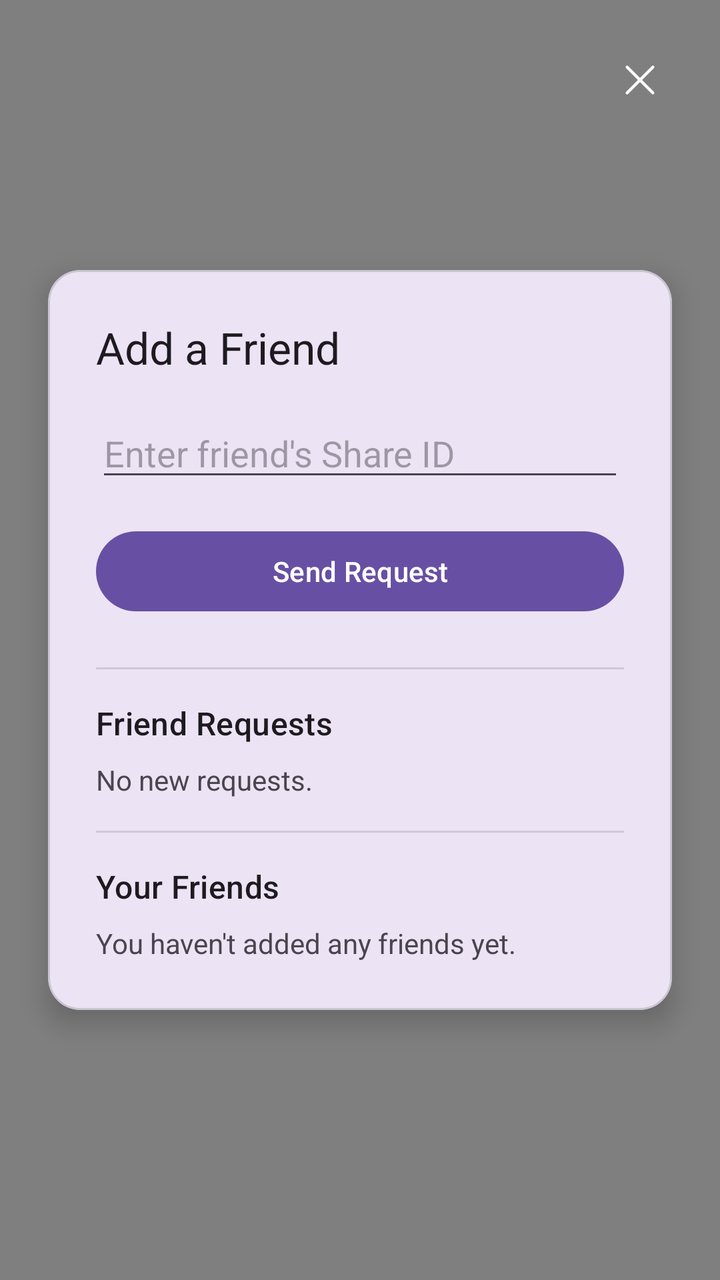
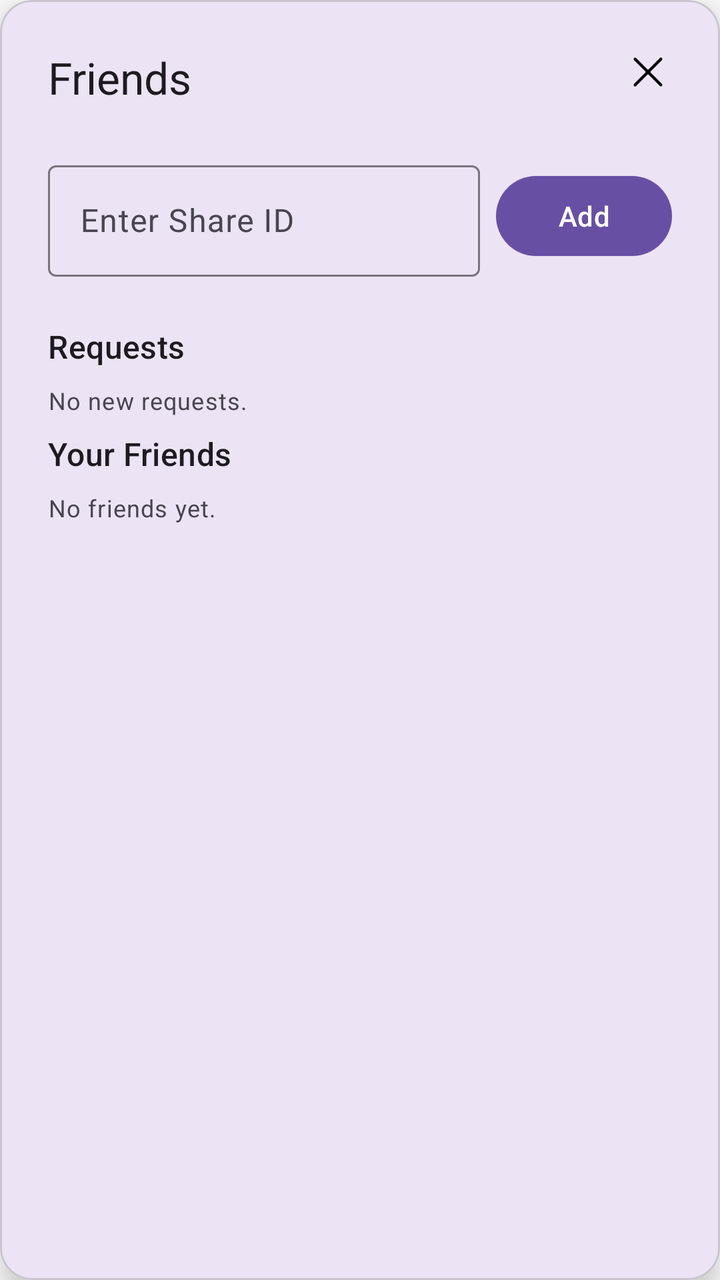

Compare the two renders of this Android layout. The source of the first and the diff that turns it into the second are given below.
<!-- AndroidManifest.xml: activity theme Theme.TodoJava.DialogActivity -->
<!-- res/layout/activity_friends.xml -->
<?xml version="1.0" encoding="utf-8"?>
<FrameLayout
    xmlns:android="http://schemas.android.com/apk/res/android"
    xmlns:app="http://schemas.android.com/apk/res-auto"
    xmlns:tools="http://schemas.android.com/tools"
    android:layout_width="match_parent"
    android:layout_height="match_parent"
    android:background="#80000000"
    tools:context=".Friends.FriendsActivity">

    
    <com.google.android.material.card.MaterialCardView
        android:layout_width="match_parent"
        android:layout_height="wrap_content"
        android:layout_gravity="center"
        android:layout_margin="24dp"
        app:cardCornerRadius="16dp"
        app:cardElevation="8dp">

        
        <LinearLayout
            android:layout_width="match_parent"
            android:layout_height="wrap_content"
            android:orientation="vertical"
            android:padding="24dp">

            
            

            
            <TextView
                android:layout_width="wrap_content"
                android:layout_height="wrap_content"
                android:text="Add a Friend"
                android:textAppearance="@style/TextAppearance.Material3.TitleLarge"
                android:layout_marginBottom="16dp"/>

            <EditText
                android:id="@+id/editTextShareId"
                android:layout_width="match_parent"
                android:layout_height="wrap_content"
                android:hint="Enter friend's Share ID"
                android:inputType="textCapCharacters"
                android:maxLines="1" />

            <Button
                android:id="@+id/buttonAddFriend"
                android:layout_width="match_parent"
                android:layout_height="wrap_content"
                android:layout_marginTop="16dp"
                android:text="Send Request"/>

            
            <View
                android:layout_width="match_parent"
                android:layout_height="1dp"
                android:background="?android:attr/listDivider"
                android:layout_marginTop="24dp"
                android:layout_marginBottom="16dp"/>

            
            <TextView
                android:layout_width="wrap_content"
                android:layout_height="wrap_content"
                android:text="Friend Requests"
                android:textAppearance="@style/TextAppearance.Material3.TitleMedium"
                android:layout_marginBottom="8dp"/>

            
            <androidx.recyclerview.widget.RecyclerView
                android:id="@+id/requestsRecyclerView"
                android:layout_width="match_parent"
                android:layout_height="wrap_content"
                android:maxHeight="200dp"
                android:visibility="gone"
                tools:listitem="@layout/friend_request_item"
                tools:visibility="visible"
                tools:itemCount="1"/>

            <TextView
                android:id="@+id/tvNoRequests"
                android:layout_width="wrap_content"
                android:layout_height="wrap_content"
                android:text="No new requests."
                android:textColor="?android:attr/textColorSecondary"/>

            
            <View
                android:layout_width="match_parent"
                android:layout_height="1dp"
                android:background="?android:attr/listDivider"
                android:layout_marginTop="16dp"
                android:layout_marginBottom="16dp"/>

            
            <TextView
                android:layout_width="wrap_content"
                android:layout_height="wrap_content"
                android:text="Your Friends"
                android:textAppearance="@style/TextAppearance.Material3.TitleMedium"
                android:layout_marginBottom="8dp"/>

            
            <androidx.recyclerview.widget.RecyclerView
                android:id="@+id/friendsRecyclerView"
                android:layout_width="match_parent"
                android:layout_height="wrap_content"
                android:maxHeight="250dp"
                android:visibility="gone"
                tools:listitem="@layout/friend_item"
                tools:visibility="visible"
                tools:itemCount="3"/>

            <TextView
                android:id="@+id/tvNoFriends"
                android:layout_width="wrap_content"
                android:layout_height="wrap_content"
                android:text="You haven't added any friends yet."
                android:textColor="?android:attr/textColorSecondary"/>

        </LinearLayout>
    </com.google.android.material.card.MaterialCardView>

    
    
    <ImageButton
        android:id="@+id/buttonClose"
        android:layout_width="48dp"
        android:layout_height="48dp"
        android:layout_gravity="top|end"
        android:layout_marginTop="16dp"
        android:layout_marginEnd="16dp"
        android:background="?attr/selectableItemBackgroundBorderless"
        android:contentDescription="Close"
        android:src="@drawable/ic_close"
        app:tint="?attr/colorOnPrimary"
        android:backgroundTint="#FFFFFF"/>

</FrameLayout>
<!-- res/layout/friend_request_item.xml (included above) -->
<?xml version="1.0" encoding="utf-8"?>
<LinearLayout xmlns:android="http://schemas.android.com/apk/res/android"
    android:layout_width="match_parent"
    android:layout_height="wrap_content"
    android:orientation="horizontal"
    android:padding="12dp"
    android:gravity="center_vertical">

    <TextView
        android:id="@+id/tvRequesterName"
        android:layout_width="0dp"
        android:layout_height="wrap_content"
        android:layout_weight="1"
        android:text="Username"
        android:textSize="18sp" />

    <Button
        android:id="@+id/buttonAccept"
        style="?attr/materialButtonOutlinedStyle"
        android:layout_width="wrap_content"
        android:layout_height="wrap_content"
        android:layout_marginEnd="8dp"
        android:text="Accept" />

    <Button
        android:id="@+id/buttonDecline"
        style="?attr/materialButtonOutlinedStyle"
        android:layout_width="wrap_content"
        android:layout_height="wrap_content"
        android:text="Decline" />

</LinearLayout>
<!-- res/layout/friend_item.xml (included above) -->
<?xml version="1.0" encoding="utf-8"?>
<LinearLayout xmlns:android="http://schemas.android.com/apk/res/android"
    android:layout_width="match_parent"
    android:layout_height="wrap_content"
    android:orientation="horizontal"
    android:gravity="center_vertical"
    android:paddingTop="8dp"
    android:paddingBottom="8dp">

    
    
    <TextView
        android:id="@+id/tvFriendName"
        android:layout_width="match_parent"
        android:layout_height="wrap_content"
        android:textSize="16sp"
        android:textColor="?android:attr/textColorPrimary" />

</LinearLayout>
<!-- resources referenced by this layout -->
<resources>
  <!-- drawable ic_close (drawable) -->
  <vector xmlns:android="http://schemas.android.com/apk/res/android" android:height="24dp" android:viewportHeight="1024" android:viewportWidth="1024" android:width="24dp">
        
      <path android:fillColor="#000000" android:pathData="M764.3,214.6 L512,466.9 259.7,214.6a31.9,31.9 0,0 0,-45.1 45.1L466.8,512 214.5,764.2a31.9,31.9 0,1 0,45.1 45.2L512,557.2l252.3,252.3a31.9,31.9 0,0 0,45.1 -45.1L557.1,512.1l252.3,-252.4a31.9,31.9 0,1 0,-45.1 -45.2z"/>
      
  </vector>
  <style name="Theme.TodoJava.DialogActivity" parent="Theme.Material3.DayNight.NoActionBar">
          
          <item name="android:windowBackground">@android:color/transparent</item>
          <item name="android:windowIsTranslucent">true</item>
          <item name="android:windowNoTitle">true</item>
          
          <item name="android:windowTranslucentStatus">true</item>
      </style>
</resources>

<!-- the commit's change to res/layout/activity_friends.xml (unified diff, before → after) -->
@@ -1,192 +1,123 @@
 <?xml version="1.0" encoding="utf-8"?>
-<FrameLayout
-    xmlns:android="http://schemas.android.com/apk/res/android"
+<com.google.android.material.card.MaterialCardView xmlns:android="http://schemas.android.com/apk/res/android"
     xmlns:app="http://schemas.android.com/apk/res-auto"
     xmlns:tools="http://schemas.android.com/tools"
     android:layout_width="match_parent"
-    android:layout_height="match_parent"
-    android:background="#80000000"
+    android:layout_height="wrap_content"
+    android:layout_gravity="center"
+    android:layout_margin="24dp"
+    app:cardCornerRadius="16dp"
+    app:cardElevation="8dp"
     tools:context=".Friends.FriendsActivity">
 
-    
-    <com.google.android.material.card.MaterialCardView
+    <androidx.constraintlayout.widget.ConstraintLayout
         android:layout_width="match_parent"
         android:layout_height="wrap_content"
-        android:layout_gravity="center"
-        android:layout_margin="24dp"
-        app:cardCornerRadius="16dp"
-        app:cardElevation="8dp">
+        android:padding="24dp">
 
-        
-        <LinearLayout
-            android:layout_width="match_parent"
+        <ImageButton
+            android:id="@+id/buttonClose"
+            android:layout_width="wrap_content"
             android:layout_height="wrap_content"
-            android:orientation="vertical"
-            android:padding="24dp">
+            android:background="?attr/selectableItemBackgroundBorderless"
+            android:contentDescription="Close"
+            android:src="@drawable/ic_close"
+            app:layout_constraintEnd_toEndOf="parent"
+            app:layout_constraintTop_toTopOf="parent" />
 
-            
-            
+        <TextView
+            android:id="@+id/tvFriendsTitle"
+            android:layout_width="wrap_content"
+            android:layout_height="wrap_content"
+            android:text="Friends"
+            android:textAppearance="@style/TextAppearance.Material3.TitleLarge"
+            app:layout_constraintStart_toStartOf="parent"
+            app:layout_constraintTop_toTopOf="parent" />
 
-            
-            <TextView
-                android:layout_width="wrap_content"
-                android:layout_height="wrap_content"
-                android:text="Add a Friend"
-                android:textAppearance="@style/TextAppearance.Material3.TitleLarge"
-                android:layout_marginBottom="16dp"/>
+        <com.google.android.material.textfield.TextInputLayout
+            android:id="@+id/layoutShareId"
+            style="@style/Widget.Material3.TextInputLayout.OutlinedBox"
+            android:layout_width="0dp"
+            android:layout_height="wrap_content"
+            android:layout_marginTop="24dp"
+            android:layout_marginEnd="8dp"
+            android:hint="Enter Share ID"
+            app:layout_constraintEnd_toStartOf="@id/buttonAddFriend"
+            app:layout_constraintStart_toStartOf="parent"
+            app:layout_constraintTop_toBottomOf="@id/tvFriendsTitle">
 
-            <EditText
+            <com.google.android.material.textfield.TextInputEditText
                 android:id="@+id/editTextShareId"
                 android:layout_width="match_parent"
                 android:layout_height="wrap_content"
-                android:hint="Enter friend's Share ID"
                 android:inputType="textCapCharacters"
                 android:maxLines="1" />
+        </com.google.android.material.textfield.TextInputLayout>
 
-            <Button
-                android:id="@+id/buttonAddFriend"
-                android:layout_width="match_parent"
-                android:layout_height="wrap_content"
-                android:layout_marginTop="16dp"
-                android:text="Send Request"/>
+        <com.google.android.material.button.MaterialButton
+            android:id="@+id/buttonAddFriend"
+            android:layout_width="wrap_content"
+            android:layout_height="wrap_content"
+            android:text="Add"
+            app:layout_constraintBottom_toBottomOf="@id/layoutShareId"
+            app:layout_constraintEnd_toEndOf="parent"
+            app:layout_constraintTop_toTopOf="@id/layoutShareId" />
 
-            
-            <View
-                android:layout_width="match_parent"
-                android:layout_height="1dp"
-                android:background="?android:attr/listDivider"
-                android:layout_marginTop="24dp"
-                android:layout_marginBottom="16dp"/>
+        <TextView
+            android:id="@+id/labelRequests"
+            android:layout_width="wrap_content"
+            android:layout_height="wrap_content"
+            android:layout_marginTop="24dp"
+            android:text="Requests"
+            android:textAppearance="@style/TextAppearance.Material3.TitleMedium"
+            app:layout_constraintStart_toStartOf="parent"
+            app:layout_constraintTop_toBottomOf="@id/layoutShareId" />
 
-            
-            <TextView
-                android:layout_width="wrap_content"
-                android:layout_height="wrap_content"
-                android:text="Friend Requests"
-                android:textAppearance="@style/TextAppearance.Material3.TitleMedium"
-                android:layout_marginBottom="8dp"/>
+        <androidx.recyclerview.widget.RecyclerView
+            android:id="@+id/requestsRecyclerView"
+            android:layout_width="match_parent"
+            android:layout_height="wrap_content"
+            android:layout_marginTop="8dp"
+            android:maxHeight="150dp"
+            app:layout_constraintTop_toBottomOf="@id/labelRequests" />
 
-            
-            <androidx.recyclerview.widget.RecyclerView
-                android:id="@+id/requestsRecyclerView"
-                android:layout_width="match_parent"
-                android:layout_height="wrap_content"
-                android:maxHeight="200dp"
-                android:visibility="gone"
-                tools:listitem="@layout/friend_request_item"
-                tools:visibility="visible"
-                tools:itemCount="1"/>
+        <TextView
+            android:id="@+id/tvNoRequests"
+            android:layout_width="wrap_content"
+            android:layout_height="wrap_content"
+            android:layout_marginTop="8dp"
+            android:text="No new requests."
+            android:textAppearance="@style/TextAppearance.Material3.BodySmall"
+            app:layout_constraintStart_toStartOf="parent"
+            app:layout_constraintTop_toBottomOf="@id/labelRequests" />
 
-            <TextView
-                android:id="@+id/tvNoRequests"
-                android:layout_width="wrap_content"
-                android:layout_height="wrap_content"
-                android:text="No new requests."
-                android:textColor="?android:attr/textColorSecondary"/>
+        <TextView
+            android:id="@+id/labelFriends"
+            android:layout_width="wrap_content"
+            android:layout_height="wrap_content"
+            android:layout_marginTop="24dp"
+            android:text="Your Friends"
+            android:textAppearance="@style/TextAppearance.Material3.TitleMedium"
+            app:layout_constraintStart_toStartOf="parent"
+            app:layout_constraintTop_toBottomOf="@id/requestsRecyclerView" />
 
-            
-            <View
-                android:layout_width="match_parent"
-                android:layout_height="1dp"
-                android:background="?android:attr/listDivider"
-                android:layout_marginTop="16dp"
-                android:layout_marginBottom="16dp"/>
+        <androidx.recyclerview.widget.RecyclerView
+            android:id="@+id/friendsRecyclerView"
+            android:layout_width="match_parent"
+            android:layout_height="wrap_content"
+            android:layout_marginTop="8dp"
+            android:maxHeight="250dp"
+            app:layout_constraintTop_toBottomOf="@id/labelFriends" />
 
-            
-            <TextView
-                android:layout_width="wrap_content"
-                android:layout_height="wrap_content"
-                android:text="Your Friends"
-                android:textAppearance="@style/TextAppearance.Material3.TitleMedium"
-                android:layout_marginBottom="8dp"/>
+        <TextView
+            android:id="@+id/tvNoFriends"
+            android:layout_width="wrap_content"
+            android:layout_height="wrap_content"
+            android:layout_marginTop="8dp"
+            android:text="No friends yet."
+            android:textAppearance="@style/TextAppearance.Material3.BodySmall"
+            app:layout_constraintStart_toStartOf="parent"
+            app:layout_constraintTop_toBottomOf="@id/labelFriends" />
 
-            
-            <androidx.recyclerview.widget.RecyclerView
-                android:id="@+id/friendsRecyclerView"
-                android:layout_width="match_parent"
-                android:layout_height="wrap_content"
-                android:maxHeight="250dp"
-                android:visibility="gone"
-                tools:listitem="@layout/friend_item"
-                tools:visibility="visible"
-                tools:itemCount="3"/>
-
-            <TextView
-                android:id="@+id/tvNoFriends"
-                android:layout_width="wrap_content"
-                android:layout_height="wrap_content"
-                android:text="You haven't added any friends yet."
-                android:textColor="?android:attr/textColorSecondary"/>
-
-        </LinearLayout>
-    </com.google.android.material.card.MaterialCardView>
-
-    
-    
-    <ImageButton
-        android:id="@+id/buttonClose"
-        android:layout_width="48dp"
-        android:layout_height="48dp"
-        android:layout_gravity="top|end"
-        android:layout_marginTop="16dp"
-        android:layout_marginEnd="16dp"
-        android:background="?attr/selectableItemBackgroundBorderless"
-        android:contentDescription="Close"
-        android:src="@drawable/ic_close"
-        app:tint="?attr/colorOnPrimary"
-        android:backgroundTint="#FFFFFF"/>
-
-</FrameLayout>
-<!-- res/layout/friend_request_item.xml (included above) -->
-<?xml version="1.0" encoding="utf-8"?>
-<LinearLayout xmlns:android="http://schemas.android.com/apk/res/android"
-    android:layout_width="match_parent"
-    android:layout_height="wrap_content"
-    android:orientation="horizontal"
-    android:padding="12dp"
-    android:gravity="center_vertical">
-
-    <TextView
-        android:id="@+id/tvRequesterName"
-        android:layout_width="0dp"
-        android:layout_height="wrap_content"
-        android:layout_weight="1"
-        android:text="Username"
-        android:textSize="18sp" />
-
-    <Button
-        android:id="@+id/buttonAccept"
-        style="?attr/materialButtonOutlinedStyle"
-        android:layout_width="wrap_content"
-        android:layout_height="wrap_content"
-        android:layout_marginEnd="8dp"
-        android:text="Accept" />
-
-    <Button
-        android:id="@+id/buttonDecline"
-        style="?attr/materialButtonOutlinedStyle"
-        android:layout_width="wrap_content"
-        android:layout_height="wrap_content"
-        android:text="Decline" />
-
-</LinearLayout>
-<!-- res/layout/friend_item.xml (included above) -->
-<?xml version="1.0" encoding="utf-8"?>
-<LinearLayout xmlns:android="http://schemas.android.com/apk/res/android"
-    android:layout_width="match_parent"
-    android:layout_height="wrap_content"
-    android:orientation="horizontal"
-    android:gravity="center_vertical"
-    android:paddingTop="8dp"
-    android:paddingBottom="8dp">
-
-    
-    
-    <TextView
-        android:id="@+id/tvFriendName"
-        android:layout_width="match_parent"
-        android:layout_height="wrap_content"
-        android:textSize="16sp"
-        android:textColor="?android:attr/textColorPrimary" />
-
-</LinearLayout>
+    </androidx.constraintlayout.widget.ConstraintLayout>
+</com.google.android.material.card.MaterialCardView>
<!-- resource entries referenced after the edit -->
@@ -7,11 +7,9 @@
       
   </vector>
   <style name="Theme.TodoJava.DialogActivity" parent="Theme.Material3.DayNight.NoActionBar">
-          
           <item name="android:windowBackground">@android:color/transparent</item>
           <item name="android:windowIsTranslucent">true</item>
           <item name="android:windowNoTitle">true</item>
-          
           <item name="android:windowTranslucentStatus">true</item>
       </style>
 </resources>
